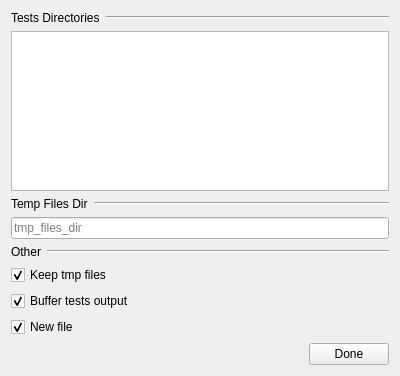
mrbmp33/maya_tdd_suite, file src/ui/designer/settings_widget.ui: the form before one commit.
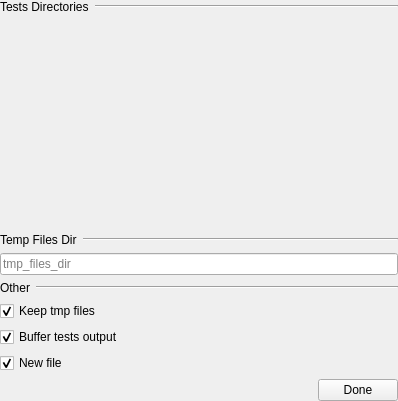
The form after the commit.

Commit message: retoc a parsing utils per no dependre de data en format yaml. cal afegir lògica per afegir i esborrar paths de la llista

```diff
--- a/src/ui/designer/settings_widget.ui
+++ b/src/ui/designer/settings_widget.ui
@@ -6,20 +6,34 @@
    <rect>
     <x>0</x>
     <y>0</y>
-    <width>400</width>
-    <height>376</height>
+    <width>398</width>
+    <height>401</height>
    </rect>
   </property>
   <property name="windowTitle">
    <string>Form</string>
   </property>
-  <layout class="QVBoxLayout" name="verticalLayout">
+  <layout class="QVBoxLayout" name="verticalLayout_5">
+   <property name="leftMargin">
+    <number>0</number>
+   </property>
+   <property name="topMargin">
+    <number>0</number>
+   </property>
+   <property name="rightMargin">
+    <number>0</number>
+   </property>
+   <property name="bottomMargin">
+    <number>0</number>
+   </property>
    <item>
-    <layout class="QHBoxLayout" name="horizontalLayout_3">
+    <layout class="QVBoxLayout" name="tests_vlo" stretch="0,1">
+     <item>
+      <layout class="QHBoxLayout" name="tests_hlo">
      <item>
       <widget class="QLabel" name="label_3">
        <property name="sizePolicy">
-        <sizepolicy hsizetype="Preferred" vsizetype="Preferred">
+          <sizepolicy hsizetype="Preferred" vsizetype="Maximum">
          <horstretch>0</horstretch>
          <verstretch>0</verstretch>
         </sizepolicy>
@@ -32,7 +46,7 @@
      <item>
       <widget class="Line" name="line_2">
        <property name="sizePolicy">
-        <sizepolicy hsizetype="Expanding" vsizetype="Fixed">
+          <sizepolicy hsizetype="Expanding" vsizetype="Maximum">
          <horstretch>0</horstretch>
          <verstretch>0</verstretch>
         </sizepolicy>
@@ -45,8 +59,14 @@
     </layout>
    </item>
    <item>
-    <widget class="QListWidget" name="tests_paths_lw"/>
-   </item>
+      <widget class="QWidget" name="tests_promote_wid" native="true"/>
+     </item>
+    </layout>
+   </item>
+   <item>
+    <layout class="QVBoxLayout" name="verticalLayout">
+     <item>
+      <layout class="QVBoxLayout" name="verticalLayout_3">
    <item>
     <layout class="QHBoxLayout" name="horizontalLayout">
      <item>
@@ -87,6 +107,10 @@
      </property>
     </widget>
    </item>
+      </layout>
+     </item>
+     <item>
+      <layout class="QVBoxLayout" name="verticalLayout_2">
    <item>
     <layout class="QHBoxLayout" name="horizontalLayout_2">
      <item>
@@ -154,7 +178,7 @@
     </widget>
    </item>
    <item>
-    <layout class="QHBoxLayout" name="horizontalLayout_4">
+        <layout class="QHBoxLayout" name="horizontalLayout_3">
      <item>
       <spacer name="horizontalSpacer">
        <property name="orientation">
@@ -178,6 +202,10 @@
     </layout>
    </item>
   </layout>
+     </item>
+    </layout>
+   </item>
+  </layout>
  </widget>
  <resources/>
  <connections>
```
Left out of the diff: 14 changed lines with no effect on the pictures. Lines whose indentation alone changed are shown as unchanged. The commit also changes 5 other files.
